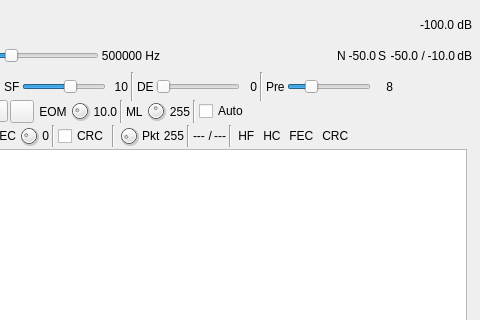
First picture: the form in plugins/channelrx/demodchirpchat/chirpchatdemodgui.ui, repository f4exb/sdrangel, before the edit; both pictures show x 99 to 579 and y 0 to 320 of the 579 by 680 pixel window.
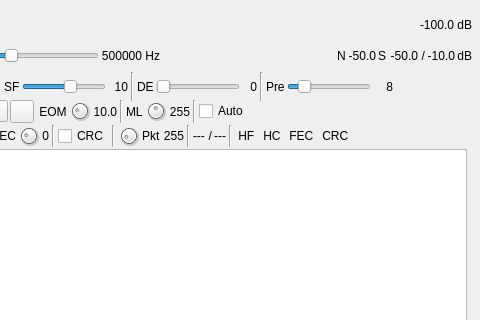
Second picture: the form after the edit. Icons and pictures are not drawn. Custom widgets are drawn as their Qt base class.

Diff of the .ui file:
```diff
--- a/plugins/channelrx/demodchirpchat/chirpchatdemodgui.ui
+++ b/plugins/channelrx/demodchirpchat/chirpchatdemodgui.ui
@@ -494,7 +494,7 @@
          <number>4</number>
         </property>
         <property name="maximum">
-         <number>20</number>
+         <number>32</number>
         </property>
         <property name="pageStep">
          <number>1</number>
```
